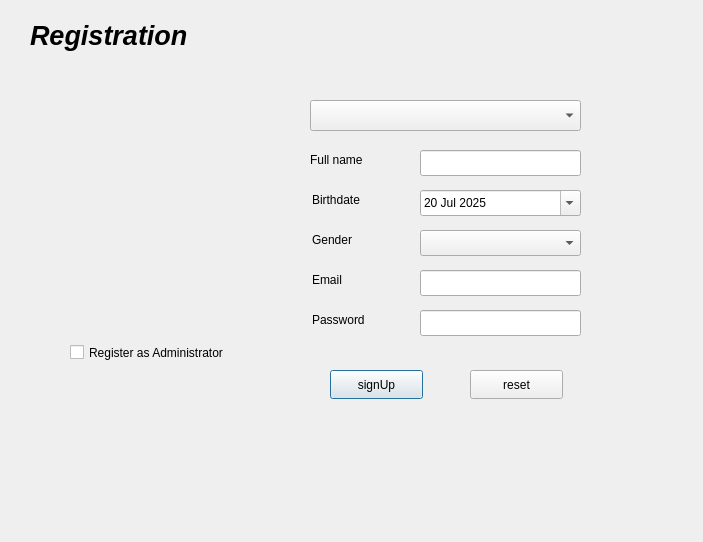
First picture: the form in registration_dialog.ui, repository SandrAdora/GPA_Calculator, before the edit.
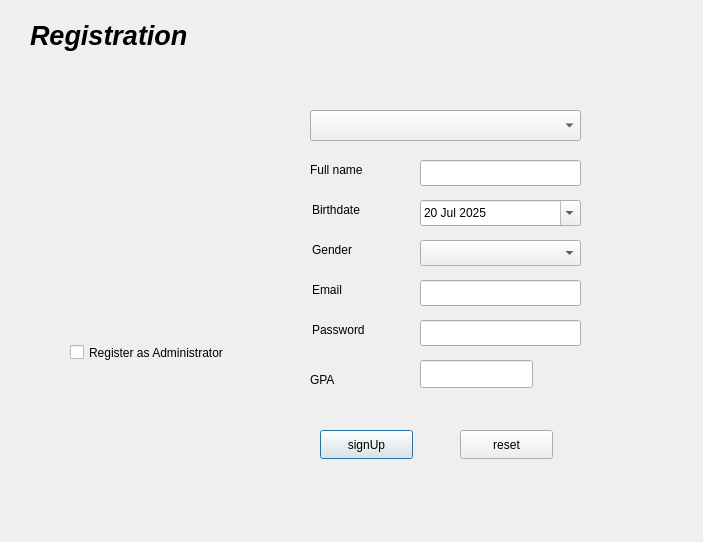
Second picture: the form after the edit. Icons and pictures are not drawn.

```diff
--- a/registration_dialog.ui
+++ b/registration_dialog.ui
@@ -17,9 +17,9 @@
    <property name="geometry">
     <rect>
      <x>290</x>
-     <y>80</y>
+     <y>90</y>
      <width>361</width>
-     <height>341</height>
+     <height>391</height>
     </rect>
    </property>
    <widget class="QComboBox" name="comboBox_courses">
@@ -169,8 +169,8 @@
    <widget class="QPushButton" name="pushButton_signUp">
     <property name="geometry">
      <rect>
-      <x>40</x>
-      <y>290</y>
+      <x>30</x>
+      <y>340</y>
       <width>93</width>
       <height>29</height>
      </rect>
@@ -182,8 +182,8 @@
    <widget class="QPushButton" name="pushButton_cancel">
     <property name="geometry">
      <rect>
-      <x>180</x>
-      <y>290</y>
+      <x>170</x>
+      <y>340</y>
       <width>93</width>
       <height>29</height>
      </rect>
@@ -192,6 +192,29 @@
      <string>reset</string>
     </property>
    </widget>
+   <widget class="QLabel" name="label">
+    <property name="geometry">
+     <rect>
+      <x>20</x>
+      <y>280</y>
+      <width>63</width>
+      <height>20</height>
+     </rect>
+    </property>
+    <property name="text">
+     <string>GPA</string>
+    </property>
+   </widget>
+   <widget class="QLineEdit" name="lineEdit_gpa">
+    <property name="geometry">
+     <rect>
+      <x>130</x>
+      <y>270</y>
+      <width>113</width>
+      <height>28</height>
+     </rect>
+    </property>
+   </widget>
   </widget>
   <widget class="QLabel" name="label_registration">
    <property name="geometry">
```
